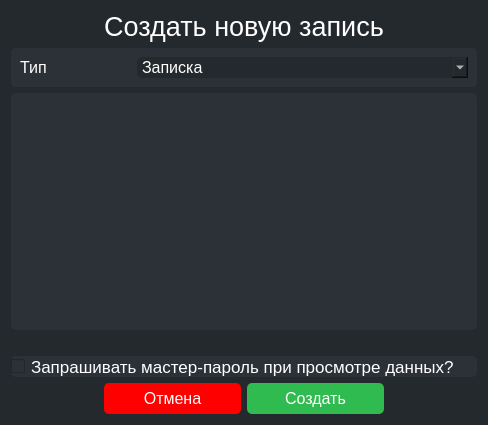
Above: UI/new_note.ui from bobrnebobr/KyrgyzstanProjectPyQT before the change. Below: the same form after it.
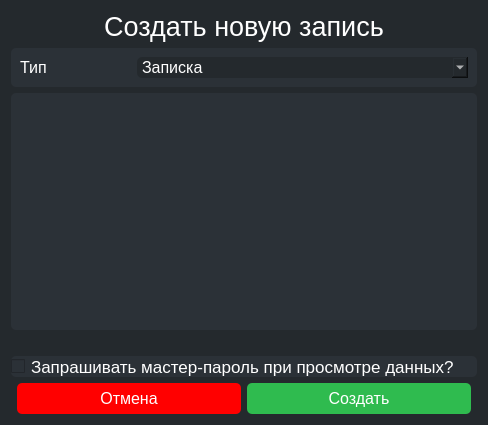
That is the form after the change.

Diff of the .ui file:
```diff
--- a/UI/new_note.ui
+++ b/UI/new_note.ui
@@ -43,35 +43,16 @@
      </property>
     </widget>
    </item>
-   <item row="0" column="1">
-    <widget class="QLabel" name="label">
-     <property name="sizePolicy">
-      <sizepolicy hsizetype="Preferred" vsizetype="Fixed">
-       <horstretch>0</horstretch>
-       <verstretch>0</verstretch>
-      </sizepolicy>
-     </property>
-     <property name="font">
-      <font>
-       <family>Tahoma</family>
-       <pointsize>20</pointsize>
-      </font>
-     </property>
-     <property name="styleSheet">
-      <string notr="true">color:rgb(255,255,255);</string>
-     </property>
-     <property name="text">
-      <string>Создать новую запись</string>
-     </property>
-     <property name="alignment">
-      <set>Qt::AlignCenter</set>
-     </property>
-    </widget>
-   </item>
    <item row="5" column="1">
     <layout class="QHBoxLayout" name="horizontalLayout">
      <item>
       <widget class="QPushButton" name="cancelButton">
+       <property name="sizePolicy">
+        <sizepolicy hsizetype="Expanding" vsizetype="Fixed">
+         <horstretch>0</horstretch>
+         <verstretch>0</verstretch>
+        </sizepolicy>
+       </property>
        <property name="styleSheet">
         <string notr="true">border-radius:5px;
 border-width:2px;
@@ -88,6 +69,12 @@
      </item>
      <item>
       <widget class="QPushButton" name="acceptButton">
+       <property name="sizePolicy">
+        <sizepolicy hsizetype="Expanding" vsizetype="Fixed">
+         <horstretch>0</horstretch>
+         <verstretch>0</verstretch>
+        </sizepolicy>
+       </property>
        <property name="styleSheet">
         <string notr="true">border-radius:5px;
 border-width:2px;
@@ -104,32 +91,6 @@
      </item>
     </layout>
    </item>
-   <item row="5" column="2">
-    <spacer name="horizontalSpacer_2">
-     <property name="orientation">
-      <enum>Qt::Horizontal</enum>
-     </property>
-     <property name="sizeHint" stdset="0">
-      <size>
-       <width>40</width>
-       <height>20</height>
-      </size>
-     </property>
-    </spacer>
-   </item>
-   <item row="5" column="0">
-    <spacer name="horizontalSpacer">
-     <property name="orientation">
-      <enum>Qt::Horizontal</enum>
-     </property>
-     <property name="sizeHint" stdset="0">
-      <size>
-       <width>40</width>
-       <height>20</height>
-      </size>
-     </property>
-    </spacer>
-   </item>
    <item row="1" column="0" colspan="3">
     <widget class="QWidget" name="horizontalWidget_2" native="true">
      <property name="styleSheet">
@@ -388,6 +349,31 @@
      </property>
     </widget>
    </item>
+   <item row="0" column="0" colspan="3">
+    <widget class="QLabel" name="label">
+     <property name="sizePolicy">
+      <sizepolicy hsizetype="Preferred" vsizetype="Fixed">
+       <horstretch>0</horstretch>
+       <verstretch>0</verstretch>
+      </sizepolicy>
+     </property>
+     <property name="font">
+      <font>
+       <family>Tahoma</family>
+       <pointsize>20</pointsize>
+      </font>
+     </property>
+     <property name="styleSheet">
+      <string notr="true">color:rgb(255,255,255);</string>
+     </property>
+     <property name="text">
+      <string>Создать новую запись</string>
+     </property>
+     <property name="alignment">
+      <set>Qt::AlignCenter</set>
+     </property>
+    </widget>
+   </item>
   </layout>
  </widget>
  <resources/>
```
